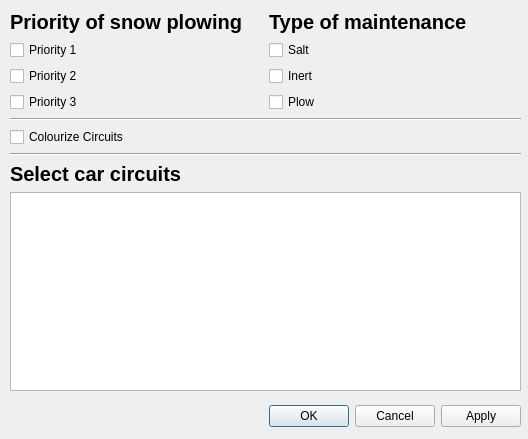
First picture: the form in plugin/snowplow_dialog_base.ui, repository pixelneo/SnowPlow, before the edit.
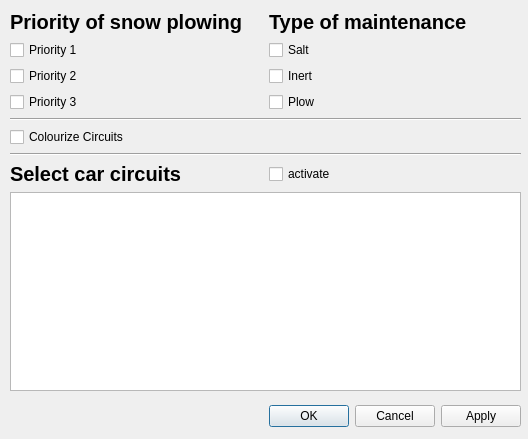
Second picture: the form after the edit.

Commit message: different geojson format

The edit to the form file:
```diff
--- a/plugin/snowplow_dialog_base.ui
+++ b/plugin/snowplow_dialog_base.ui
@@ -171,6 +171,8 @@
       <item>
        <layout class="QVBoxLayout" name="verticalLayout_5">
         <item>
+         <layout class="QHBoxLayout" name="horizontalLayout_3">
+          <item>
          <widget class="QLabel" name="label_3">
           <property name="font">
            <font>
@@ -183,6 +185,15 @@
            <string>Select car circuits</string>
           </property>
          </widget>
+          </item>
+          <item>
+           <widget class="QCheckBox" name="cars_activate">
+            <property name="text">
+             <string>activate</string>
+            </property>
+           </widget>
+          </item>
+         </layout>
         </item>
         <item>
          <widget class="QListWidget" name="cars">
```
Lines whose indentation alone changed are shown as unchanged. The commit also changes 2 other files.
